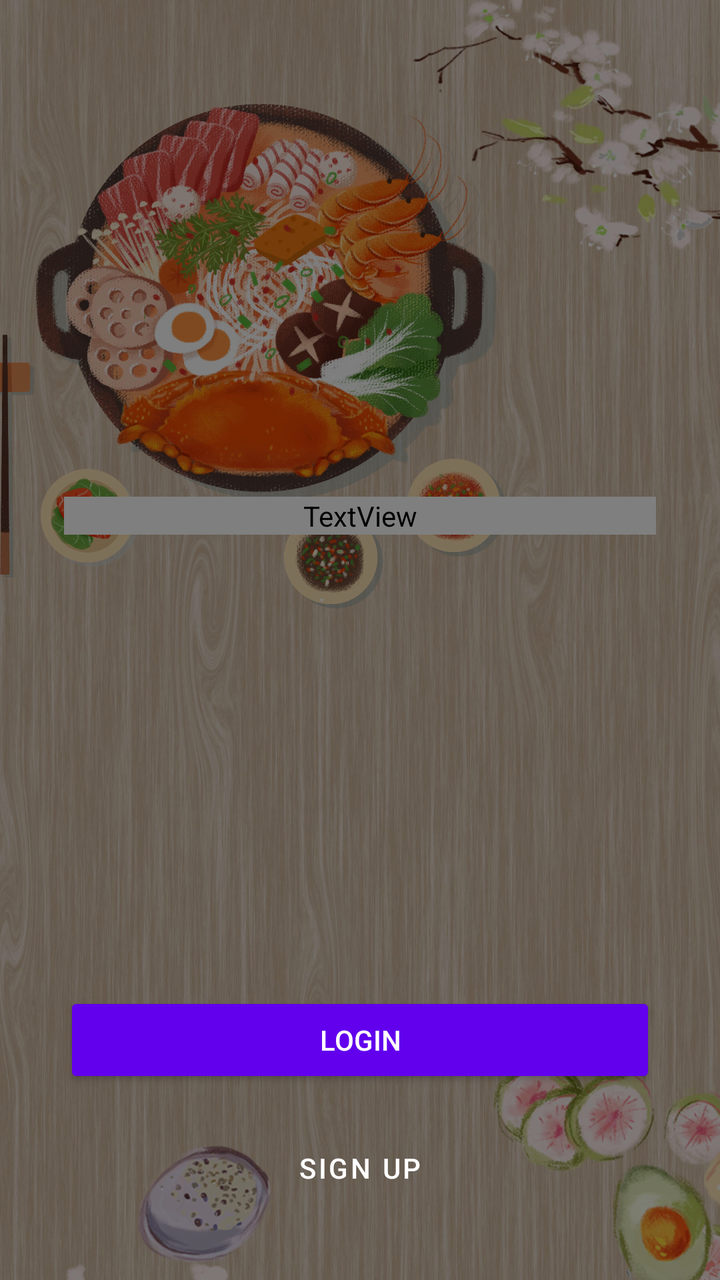
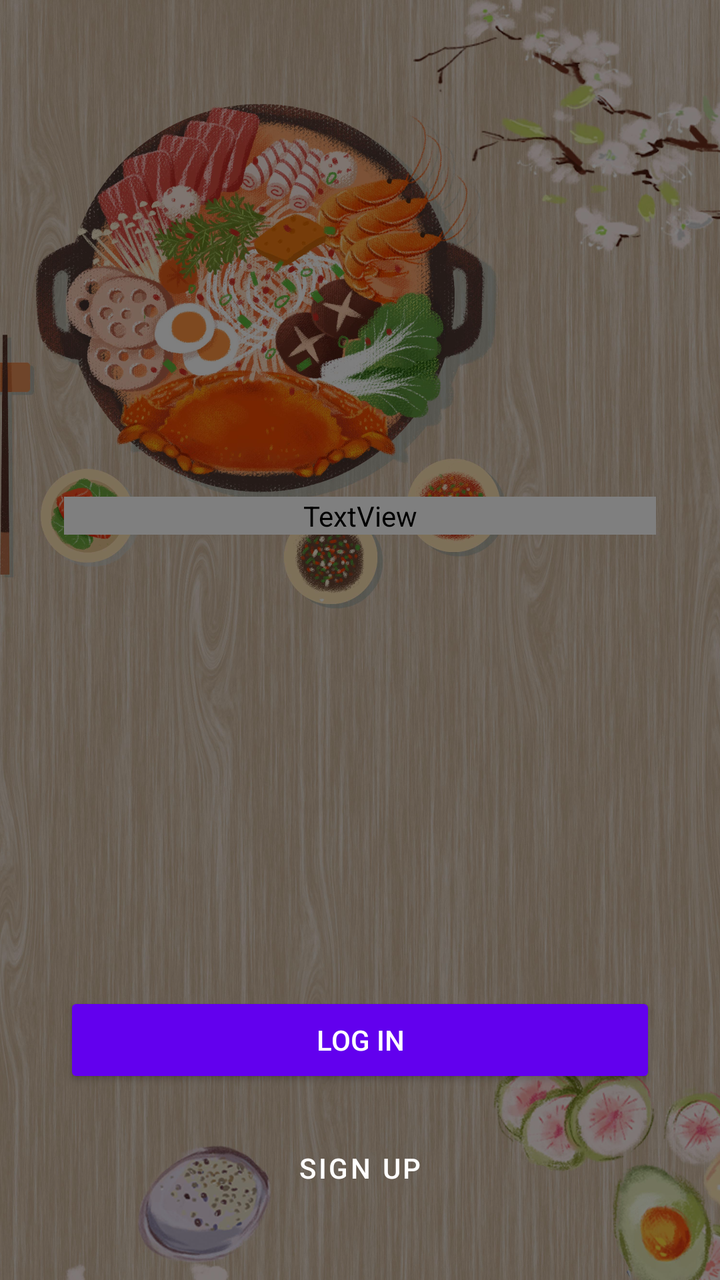

An Android layout rendered at two revisions. The XML below is the earlier revision; the diff shows what the commit changed to produce the second picture.
<!-- AndroidManifest.xml: application theme Theme.Restaurant_review_app -->
<!-- res/layout/activity_welcome.xml -->
<?xml version="1.0" encoding="utf-8"?>
<androidx.constraintlayout.widget.ConstraintLayout xmlns:android="http://schemas.android.com/apk/res/android"
    android:layout_width="match_parent"
    android:layout_height="match_parent"
    xmlns:app="http://schemas.android.com/apk/res-auto">

    <ImageView
        android:id="@+id/imageView2"
        android:layout_width="match_parent"
        android:layout_height="match_parent"
        android:src="@drawable/welcome_page"
        android:scaleType="centerCrop"/>

    <View
        android:layout_width="match_parent"
        android:layout_height="match_parent"
        android:background="#80000000" />

    <TextView
        android:id="@+id/welcomeTitle"
        android:layout_width="match_parent"
        android:layout_height="wrap_content"
        android:layout_marginStart="32dp"
        android:layout_marginEnd="32dp"
        android:fontFamily="@font/lobster"
        android:text="BhutanEats"
        android:textAlignment="center"
        android:textColor="@color/white"
        android:textSize="36sp"
        app:layout_constraintBottom_toBottomOf="parent"
        app:layout_constraintEnd_toEndOf="parent"
        app:layout_constraintStart_toStartOf="parent"
        app:layout_constraintTop_toTopOf="parent"
        app:layout_constraintVertical_bias=".4" />

    <LinearLayout
        android:layout_width="match_parent"
        android:layout_height="wrap_content"
        android:orientation="vertical"
        android:padding="32dp"
        app:layout_constraintBottom_toBottomOf="parent"
        app:layout_constraintEnd_toEndOf="parent"
        app:layout_constraintStart_toStartOf="parent">

        <Button
            android:id="@+id/loginButton"
            android:layout_width="match_parent"
            android:layout_height="wrap_content"
            android:text="Login"
            android:backgroundTint="@color/design_default_color_primary"
            android:textColor="@color/white" />

        <Button
            android:id="@+id/signupButton"
            android:layout_width="match_parent"
            android:layout_height="wrap_content"
            android:layout_marginTop="16dp"
            android:text="Sign Up"
            style="@style/Widget.MaterialComponents.Button.OutlinedButton"
            android:textColor="@color/white"
            app:strokeColor="@color/white" />

    </LinearLayout>

</androidx.constraintlayout.widget.ConstraintLayout>
<!-- resources referenced by this layout -->
<resources>
  <color name="white">#FFFFFFFF</color>
  <!-- drawable welcome_page: jpg bitmap (drawable, 1029189 bytes) -->
  <style name="Theme.Restaurant_review_app" parent="Base.Theme.Restaurant_review_app" />
  <style name="Base.Theme.Restaurant_review_app" parent="Theme.Material3.DayNight.NoActionBar">
          
          <item name="colorPrimary">@color/primary</item>
          <item name="colorOnPrimary">@color/on_primary</item>
          <item name="colorSecondary">@color/secondary</item>
          <item name="colorOnSecondary">@color/on_secondary</item>
          <item name="android:windowBackground">@color/background</item>
          <item name="colorSurface">@color/surface</item>
          <item name="colorOnSurface">@color/on_surface</item>
      </style>
  <color name="primary">#FFB300</color>
  <color name="on_primary">#000000</color>
  <color name="secondary">#D32F2F</color>
  <color name="on_secondary">#FFFFFF</color>
  <color name="background">#F5F5F5</color>
  <color name="surface">#FFFFFF</color>
  <color name="on_surface">#212121</color>
</resources>

<!-- the commit's change to res/layout/activity_welcome.xml (unified diff, before → after) -->
@@ -46,8 +46,8 @@
             android:id="@+id/loginButton"
             android:layout_width="match_parent"
             android:layout_height="wrap_content"
-            android:text="Login"
             android:backgroundTint="@color/design_default_color_primary"
+            android:text="LOG IN"
             android:textColor="@color/white" />
 
         <Button
